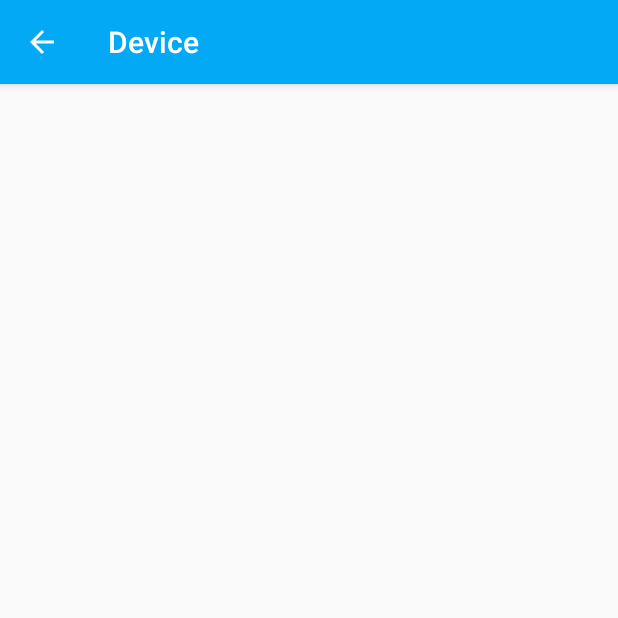
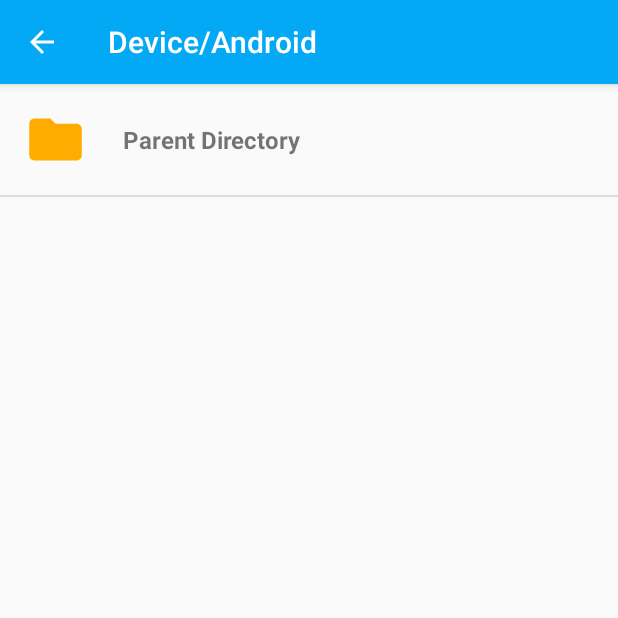
Before and after one commit to TheLuckyCoder/MaterialChooser, an Android app: the screen it shows after launch (ChooserActivity), after a tap on "START FILE CHOOSER", on a phone screen of 412 x 824 dp, the top half of it. Run offline under Robolectric (Android 15) with nearby library versions, the phone set to English and light mode, and no system bars.

```diff
--- a/app/src/main/java/net/theluckycoder/filechooserexample/MainActivity.java
+++ b/app/src/main/java/net/theluckycoder/filechooserexample/MainActivity.java
@@ -37,8 +37,9 @@ public class MainActivity extends AppCompatActivity {
     public void startFileChooser(View view) {
         new FileChooser(this, mRequestCode)
                 .setRootPath(Environment.getExternalStorageDirectory().getAbsolutePath())
+                .setStartPath(Environment.getExternalStorageDirectory().getAbsolutePath() + "/Android/")
                 .showHiddenFiles(true)
-                .setFileExtension("jar")
+                .setFileExtension("txt")
                 .start();
 
         /* Second Method:
@@ -57,12 +58,12 @@ public class MainActivity extends AppCompatActivity {
             filePathTxt.setText(data.getStringExtra(Args.RESULT_FILE_PATH));
     }
 
-    public boolean checkPermission() {
+    private boolean checkPermission() {
         int result = ContextCompat.checkSelfPermission(this, Manifest.permission.WRITE_EXTERNAL_STORAGE);
         return result != PackageManager.PERMISSION_GRANTED;
     }
 
-    public void requestPermission() {
+    private void requestPermission() {
         ActivityCompat.requestPermissions(this, new String[]{Manifest.permission.WRITE_EXTERNAL_STORAGE}, PERMISSION_REQUEST_CODE);
     }
 
--- a/app/src/main/res/layout/activity_main.xml
+++ b/app/src/main/res/layout/activity_main.xml
@@ -10,7 +10,7 @@
         android:layout_width="match_parent"
         android:layout_height="wrap_content"
         android:onClick="startFileChooser"
-        android:text="Start File Chooser" />
+        android:text="@string/start_file_chooser" />
 
     <TextView
         android:id="@+id/filePath"
--- a/app/src/main/res/values/colors.xml
+++ b/app/src/main/res/values/colors.xml
@@ -2,6 +2,4 @@
 <resources>
     <color name="colorPrimary">#03A9F4</color>
     <color name="colorPrimaryDark">#0288D1</color>
-    <color name="colorAccent">#FFAB00</color>
-    <color name="colorFiles">#FFAB00</color>
 </resources>
--- a/app/src/main/res/values/strings.xml
+++ b/app/src/main/res/values/strings.xml
@@ -1,3 +1,4 @@
 <resources>
     <string name="app_name">File Chooser Example</string>
+    <string name="start_file_chooser">Start File Chooser</string>
 </resources>
--- a/app/src/main/res/values/styles.xml
+++ b/app/src/main/res/values/styles.xml
@@ -3,7 +3,6 @@
     <style name="AppTheme" parent="Theme.AppCompat.Light.DarkActionBar">
         <item name="colorPrimary">@color/colorPrimary</item>
         <item name="colorPrimaryDark">@color/colorPrimaryDark</item>
-        <item name="colorAccent">@color/colorAccent</item>
     </style>
 
 </resources>
--- a/library/build.gradle
+++ b/library/build.gradle
@@ -6,8 +6,8 @@ android {
     defaultConfig {
         minSdkVersion 14
         targetSdkVersion 26
-        versionCode 1
-        versionName "1.0"
+        versionCode 2
+        versionName "1.0.1"
         vectorDrawables.useSupportLibrary = true
     }
     buildTypes {
--- a/library/src/main/java/net/theluckycoder/filechooser/FileChooser.java
+++ b/library/src/main/java/net/theluckycoder/filechooser/FileChooser.java
@@ -30,7 +30,7 @@ public class FileChooser {
     /**
      * Set the start directory of the picker
      *
-     * @param startPath
+     * @param startPath where the user starts
      */
     public FileChooser setStartPath(String startPath) {
         mStartPath = startPath;
@@ -59,7 +59,7 @@ public class FileChooser {
     }
 
     /**
-     * Start the file picker activity
+     * Start the file chooser activity
      *
      */
     public void start() {
--- a/library/src/main/res/drawable/ic_file.xml
+++ b/library/src/main/res/drawable/ic_file.xml
@@ -4,6 +4,6 @@
         android:viewportWidth="24.0"
         android:viewportHeight="24.0">
     <path
-        android:fillColor="@color/colorFiles"
+        android:fillColor="#FF000000"
         android:pathData="M6,2c-1.1,0 -1.99,0.9 -1.99,2L4,20c0,1.1 0.89,2 1.99,2L18,22c1.1,0 2,-0.9 2,-2L20,8l-6,-6L6,2zM13,9L13,3.5L18.5,9L13,9z"/>
 </vector>
--- a/library/src/main/res/drawable/ic_folder.xml
+++ b/library/src/main/res/drawable/ic_folder.xml
@@ -4,6 +4,6 @@
         android:viewportWidth="24.0"
         android:viewportHeight="24.0">
     <path
-        android:fillColor="@color/colorFolders"
+        android:fillColor="#FF000000"
         android:pathData="M10,4H4c-1.1,0 -1.99,0.9 -1.99,2L2,18c0,1.1 0.9,2 2,2h16c1.1,0 2,-0.9 2,-2V8c0,-1.1 -0.9,-2 -2,-2h-8l-2,-2z"/>
 </vector>
--- a/library/src/main/res/layout/file_view.xml
+++ b/library/src/main/res/layout/file_view.xml
@@ -10,7 +10,8 @@
         android:layout_width="wrap_content"
         android:layout_height="wrap_content"
         android:contentDescription="@null"
-        android:layout_margin="16dp" />
+        android:layout_margin="16dp"
+        android:tint="@color/colorFiles" />
 
     <TextView
         android:id="@+id/name"
--- a/library/src/main/res/values/colors.xml
+++ b/library/src/main/res/values/colors.xml
@@ -2,6 +2,5 @@
 <resources>
     <color name="colorPrimary">#29b6f6</color>
     <color name="colorPrimaryDark">#0086c3</color>
-    <color name="colorFolders">#d500f9</color>
-    <color name="colorFiles">#d500f9</color>
+    <color name="colorFiles">#FFAB00</color>
 </resources>
--- a/settings.gradle
+++ b/settings.gradle
@@ -1 +1,2 @@
-include 'app', ':library'
+include ':app'
+include ':library'
```
Also changed, not shown: 1 other file.
